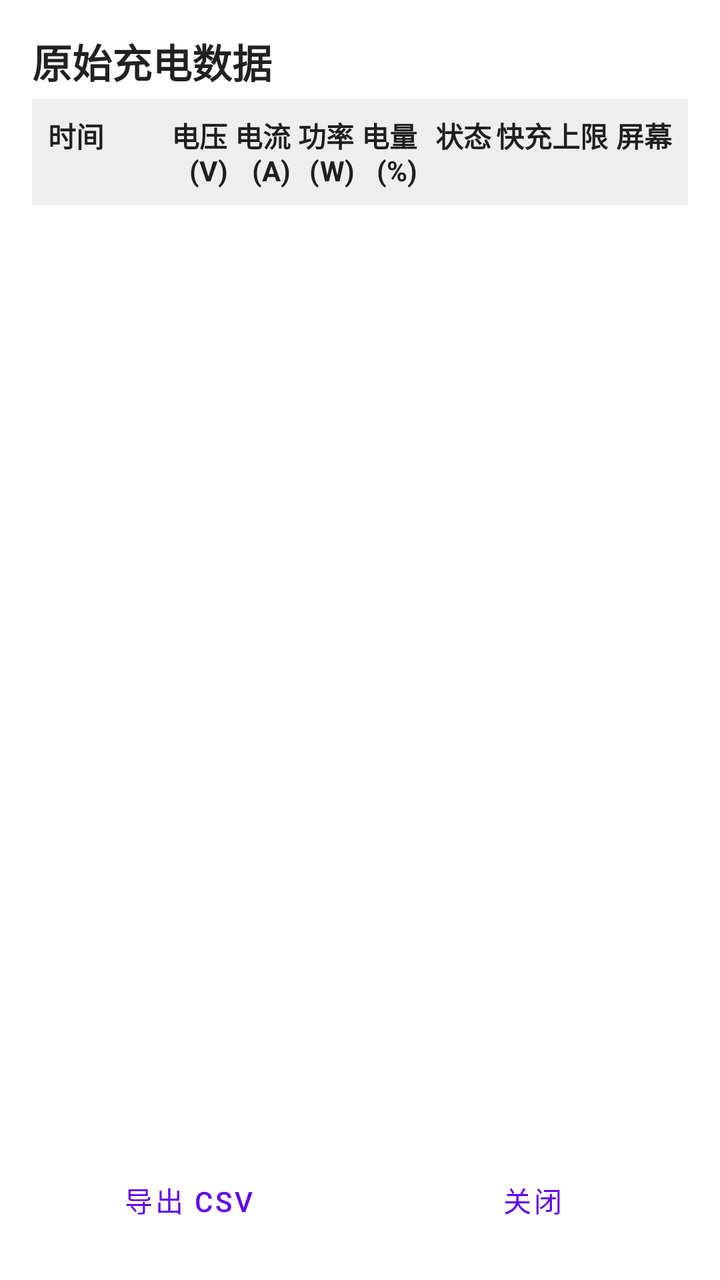
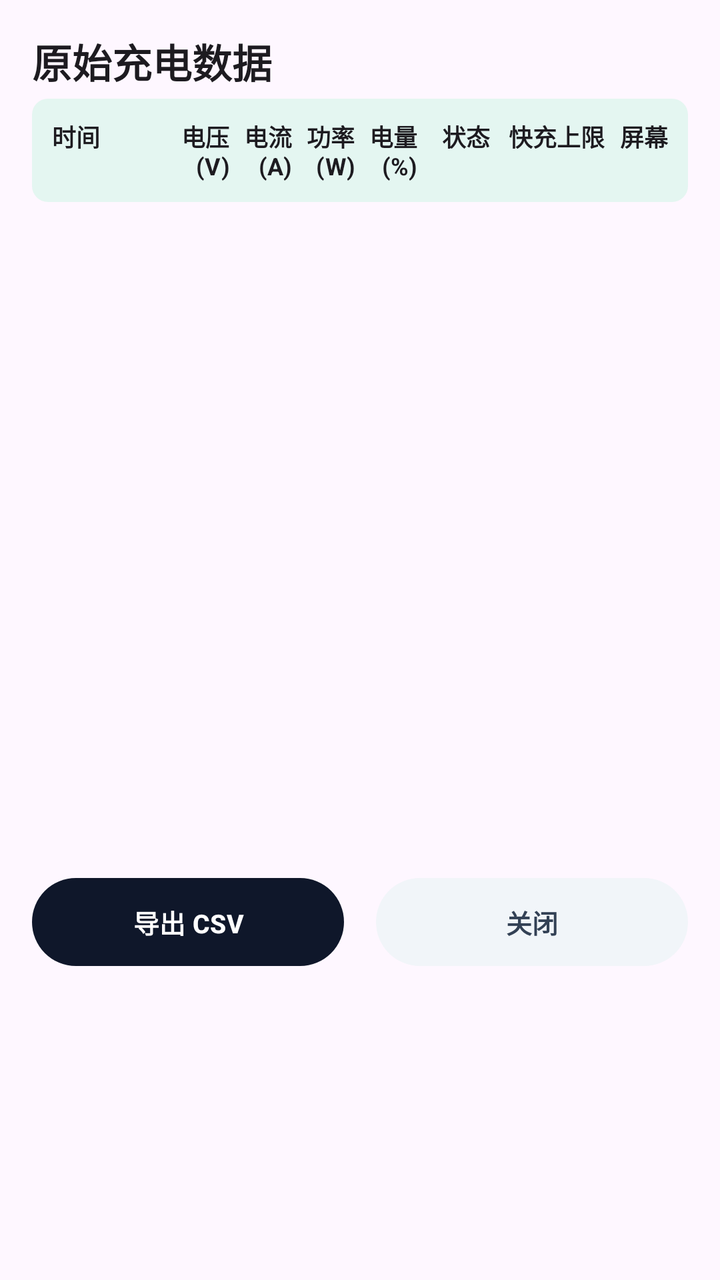

The first picture is an Android layout as it rendered before a commit; the second is the same layout after the commit. The layout source and the unified diff follow.
<!-- AndroidManifest.xml: application theme Theme.ChargeLog -->
<!-- res/layout/dialog_raw_data.xml -->
<?xml version="1.0" encoding="utf-8"?>
<LinearLayout xmlns:android="http://schemas.android.com/apk/res/android"
    android:layout_width="match_parent"
    android:layout_height="match_parent"
    android:orientation="vertical"
    android:padding="16dp">

    <TextView
        android:layout_width="match_parent"
        android:layout_height="wrap_content"
        android:text="原始充电数据"
        android:textSize="20sp"
        android:textStyle="bold"
        android:layout_marginBottom="4dp"
        android:textColor="?android:attr/textColorPrimary"/>

    <TextView
        android:id="@+id/tvRawSummary"
        android:layout_width="match_parent"
        android:layout_height="wrap_content"
        android:textSize="14sp"
        android:layout_marginBottom="12dp"
        android:textColor="?android:attr/textColorSecondary"
        android:visibility="gone"/>

    <LinearLayout
        android:layout_width="match_parent"
        android:layout_height="wrap_content"
        android:orientation="horizontal"
        android:background="#11000000"
        android:padding="8dp"
        android:layout_marginBottom="4dp">

        <TextView
            android:layout_width="0dp"
            android:layout_height="wrap_content"
            android:layout_weight="1.1"
            android:text="时间"
            android:textStyle="bold"
            android:textColor="?android:attr/textColorPrimary"/>

        <TextView
            android:layout_width="0dp"
            android:layout_height="wrap_content"
            android:layout_weight="0.6"
            android:text="电压(V)"
            android:textStyle="bold"
            android:gravity="end"
            android:textColor="?android:attr/textColorPrimary"/>

        <TextView
            android:layout_width="0dp"
            android:layout_height="wrap_content"
            android:layout_weight="0.6"
            android:text="电流(A)"
            android:textStyle="bold"
            android:gravity="end"
            android:textColor="?android:attr/textColorPrimary"/>

        <TextView
            android:layout_width="0dp"
            android:layout_height="wrap_content"
            android:layout_weight="0.6"
            android:text="功率(W)"
            android:textStyle="bold"
            android:gravity="end"
            android:textColor="?android:attr/textColorPrimary"/>

        <TextView
            android:layout_width="0dp"
            android:layout_height="wrap_content"
            android:layout_weight="0.6"
            android:text="电量(%)"
            android:textStyle="bold"
            android:gravity="end"
            android:textColor="?android:attr/textColorPrimary"/>

        <TextView
            android:layout_width="0dp"
            android:layout_height="wrap_content"
            android:layout_weight="0.7"
            android:text="@string/table_battery_status"
            android:textStyle="bold"
            android:gravity="end"
            android:textColor="?android:attr/textColorPrimary"/>

        <TextView
            android:layout_width="0dp"
            android:layout_height="wrap_content"
            android:layout_weight="1.1"
            android:text="快充上限"
            android:textStyle="bold"
            android:gravity="end"
            android:textColor="?android:attr/textColorPrimary"/>

        <TextView
            android:layout_width="0dp"
            android:layout_height="wrap_content"
            android:layout_weight="0.6"
            android:text="屏幕"
            android:textStyle="bold"
            android:gravity="end"
            android:textColor="?android:attr/textColorPrimary"/>
    </LinearLayout>

    <androidx.recyclerview.widget.RecyclerView
        android:id="@+id/rvRawData"
        android:layout_width="match_parent"
        android:layout_height="0dp"
        android:layout_weight="1" />

    <LinearLayout
        style="?android:attr/buttonBarStyle"
        android:layout_width="match_parent"
        android:layout_height="wrap_content"
        android:orientation="horizontal"
        android:layout_marginTop="12dp">

        <Button
            android:id="@+id/btnExportCSV"
            style="?android:attr/buttonBarButtonStyle"
            android:layout_width="0dp"
            android:layout_height="wrap_content"
            android:layout_weight="1"
            android:text="导出 CSV"
            android:layout_marginEnd="8dp" />

        <Button
            android:id="@+id/btnCloseDialog"
            style="?android:attr/buttonBarButtonStyle"
            android:layout_width="0dp"
            android:layout_height="wrap_content"
            android:layout_weight="1"
            android:text="关闭"
            android:layout_marginStart="8dp"/>
    </LinearLayout>
</LinearLayout>
<!-- resources referenced by this layout -->
<resources>
  <string name="table_battery_status">状态</string>
  <style name="Theme.ChargeLog" parent="Theme.MaterialComponents.DayNight.DarkActionBar">
          
          <item name="colorPrimary">@color/purple_500</item>
          <item name="colorPrimaryVariant">@color/purple_700</item>
          <item name="colorOnPrimary">@color/white</item>
          
          <item name="colorSecondary">@color/teal_200</item>
          <item name="colorSecondaryVariant">@color/teal_700</item>
          <item name="colorOnSecondary">@color/black</item>
          
          <item name="android:statusBarColor">?attr/colorPrimaryVariant</item>
          
          
          <item name="actionBarStyle">@style/Widget.ChargeLog.ActionBar</item>
          <item name="actionBarTheme">@style/ThemeOverlay.ChargeLog.ActionBar</item>
      </style>
  <color name="purple_500">#FF6200EE</color>
  <color name="purple_700">#FF3700B3</color>
  <color name="white">#FFFFFFFF</color>
  <color name="teal_200">#FF03DAC5</color>
  <color name="teal_700">#FF018786</color>
  <color name="black">#FF000000</color>
  <style name="Widget.ChargeLog.ActionBar" parent="Widget.AppCompat.ActionBar.Solid">
          <item name="background">@color/purple_500</item>
      </style>
  <style name="ThemeOverlay.ChargeLog.ActionBar" parent="ThemeOverlay.AppCompat.Dark.ActionBar">
          <item name="android:textColorPrimary">@color/white</item>
          <item name="colorOnPrimary">@color/white</item>
      </style>
</resources>

<!-- the commit's change to res/layout/dialog_raw_data.xml (unified diff, before → after) -->
@@ -1,14 +1,15 @@
 <?xml version="1.0" encoding="utf-8"?>
 <LinearLayout xmlns:android="http://schemas.android.com/apk/res/android"
+    xmlns:app="http://schemas.android.com/apk/res-auto"
     android:layout_width="match_parent"
-    android:layout_height="match_parent"
+    android:layout_height="wrap_content"
     android:orientation="vertical"
     android:padding="16dp">
 
     <TextView
         android:layout_width="match_parent"
         android:layout_height="wrap_content"
-        android:text="原始充电数据"
+        android:text="@string/raw_charging_data"
         android:textSize="20sp"
         android:textStyle="bold"
         android:layout_marginBottom="4dp"
@@ -18,7 +19,7 @@
         android:id="@+id/tvRawSummary"
         android:layout_width="match_parent"
         android:layout_height="wrap_content"
-        android:textSize="14sp"
+        android:textSize="13sp"
         android:layout_marginBottom="12dp"
         android:textColor="?android:attr/textColorSecondary"
         android:visibility="gone"/>
@@ -27,15 +28,16 @@
         android:layout_width="match_parent"
         android:layout_height="wrap_content"
         android:orientation="horizontal"
-        android:background="#11000000"
-        android:padding="8dp"
-        android:layout_marginBottom="4dp">
+        android:background="@drawable/bg_table_header"
+        android:padding="10dp"
+        android:layout_marginBottom="6dp">
 
         <TextView
             android:layout_width="0dp"
             android:layout_height="wrap_content"
             android:layout_weight="1.1"
-            android:text="时间"
+            android:text="@string/table_time"
+            android:textSize="12sp"
             android:textStyle="bold"
             android:textColor="?android:attr/textColorPrimary"/>
 
@@ -43,7 +45,8 @@
             android:layout_width="0dp"
             android:layout_height="wrap_content"
             android:layout_weight="0.6"
-            android:text="电压(V)"
+            android:text="@string/table_voltage"
+            android:textSize="12sp"
             android:textStyle="bold"
             android:gravity="end"
             android:textColor="?android:attr/textColorPrimary"/>
@@ -52,7 +55,8 @@
             android:layout_width="0dp"
             android:layout_height="wrap_content"
             android:layout_weight="0.6"
-            android:text="电流(A)"
+            android:text="@string/table_current"
+            android:textSize="12sp"
             android:textStyle="bold"
             android:gravity="end"
             android:textColor="?android:attr/textColorPrimary"/>
@@ -61,7 +65,8 @@
             android:layout_width="0dp"
             android:layout_height="wrap_content"
             android:layout_weight="0.6"
-            android:text="功率(W)"
+            android:text="@string/table_power"
+            android:textSize="12sp"
             android:textStyle="bold"
             android:gravity="end"
             android:textColor="?android:attr/textColorPrimary"/>
@@ -70,7 +75,8 @@
             android:layout_width="0dp"
             android:layout_height="wrap_content"
             android:layout_weight="0.6"
-            android:text="电量(%)"
+            android:text="@string/table_battery"
+            android:textSize="12sp"
             android:textStyle="bold"
             android:gravity="end"
             android:textColor="?android:attr/textColorPrimary"/>
@@ -80,6 +86,7 @@
             android:layout_height="wrap_content"
             android:layout_weight="0.7"
             android:text="@string/table_battery_status"
+            android:textSize="12sp"
             android:textStyle="bold"
             android:gravity="end"
             android:textColor="?android:attr/textColorPrimary"/>
@@ -88,7 +95,8 @@
             android:layout_width="0dp"
             android:layout_height="wrap_content"
             android:layout_weight="1.1"
-            android:text="快充上限"
+            android:text="@string/table_limit"
+            android:textSize="12sp"
             android:textStyle="bold"
             android:gravity="end"
             android:textColor="?android:attr/textColorPrimary"/>
@@ -97,7 +105,8 @@
             android:layout_width="0dp"
             android:layout_height="wrap_content"
             android:layout_weight="0.6"
-            android:text="屏幕"
+            android:text="@string/table_screen"
+            android:textSize="12sp"
             android:textStyle="bold"
             android:gravity="end"
             android:textColor="?android:attr/textColorPrimary"/>
@@ -106,32 +115,42 @@
     <androidx.recyclerview.widget.RecyclerView
         android:id="@+id/rvRawData"
         android:layout_width="match_parent"
-        android:layout_height="0dp"
-        android:layout_weight="1" />
+        android:layout_height="320dp" />
 
     <LinearLayout
-        style="?android:attr/buttonBarStyle"
         android:layout_width="match_parent"
         android:layout_height="wrap_content"
         android:orientation="horizontal"
         android:layout_marginTop="12dp">
 
-        <Button
+        <com.google.android.material.button.MaterialButton
             android:id="@+id/btnExportCSV"
-            style="?android:attr/buttonBarButtonStyle"
             android:layout_width="0dp"
-            android:layout_height="wrap_content"
+            android:layout_height="44dp"
             android:layout_weight="1"
-            android:text="导出 CSV"
+            android:text="@string/export_csv"
+            android:textSize="13sp"
+            android:textStyle="bold"
+            android:insetTop="0dp"
+            android:insetBottom="0dp"
+            app:cornerRadius="22dp"
+            app:backgroundTint="@color/btn_bg_obsidian"
+            android:textColor="@color/white"
             android:layout_marginEnd="8dp" />
 
-        <Button
+        <com.google.android.material.button.MaterialButton
             android:id="@+id/btnCloseDialog"
-            style="?android:attr/buttonBarButtonStyle"
             android:layout_width="0dp"
-            android:layout_height="wrap_content"
+            android:layout_height="44dp"
             android:layout_weight="1"
-            android:text="关闭"
+            android:text="@string/close"
+            android:textSize="13sp"
+            android:textStyle="bold"
+            android:insetTop="0dp"
+            android:insetBottom="0dp"
+            app:cornerRadius="22dp"
+            app:backgroundTint="@color/btn_bg_slate_light"
+            android:textColor="@color/btn_text_slate"
             android:layout_marginStart="8dp"/>
     </LinearLayout>
 </LinearLayout>
<!-- resource entries referenced after the edit -->
@@ -1,34 +1,52 @@
 <!-- resources referenced by this layout -->
 <resources>
+  <color name="btn_bg_obsidian">#0F172A</color>
+  <color name="btn_bg_slate_light">#F1F5F9</color>
+  <color name="btn_text_slate">#334155</color>
   <string name="table_battery_status">状态</string>
-  <style name="Theme.ChargeLog" parent="Theme.MaterialComponents.DayNight.DarkActionBar">
+  <string name="table_current">电流(A)</string>
+  <string name="table_limit">快充上限</string>
+  <string name="table_power">功率(W)</string>
+  <string name="table_screen">屏幕</string>
+  <string name="table_time">时间</string>
+  <string name="table_voltage">电压(V)</string>
+  <style name="Theme.ChargeLog" parent="Theme.Material3.DayNight.NoActionBar">
           
-          <item name="colorPrimary">@color/purple_500</item>
-          <item name="colorPrimaryVariant">@color/purple_700</item>
+          <item name="colorPrimary">@color/color_primary</item>
           <item name="colorOnPrimary">@color/white</item>
           
-          <item name="colorSecondary">@color/teal_200</item>
-          <item name="colorSecondaryVariant">@color/teal_700</item>
-          <item name="colorOnSecondary">@color/black</item>
-          
-          <item name="android:statusBarColor">?attr/colorPrimaryVariant</item>
-          
-          
-          <item name="actionBarStyle">@style/Widget.ChargeLog.ActionBar</item>
-          <item name="actionBarTheme">@style/ThemeOverlay.ChargeLog.ActionBar</item>
+          <item name="android:statusBarColor">?attr/colorSurface</item>
+          <item name="android:windowLightStatusBar">true</item>
+          <item name="android:navigationBarColor">?attr/colorSurface</item>
+          <item name="android:windowLightNavigationBar">true</item>
+          <item name="materialAlertDialogTheme">@style/ThemeOverlay.ChargeLog.MaterialAlertDialog</item>
+          <item name="android:windowAnimationStyle">@style/Animation.ChargeLog.Activity</item>
       </style>
-  <color name="purple_500">#FF6200EE</color>
-  <color name="purple_700">#FF3700B3</color>
-  <color name="white">#FFFFFFFF</color>
-  <color name="teal_200">#FF03DAC5</color>
-  <color name="teal_700">#FF018786</color>
-  <color name="black">#FF000000</color>
-  <style name="Widget.ChargeLog.ActionBar" parent="Widget.AppCompat.ActionBar.Solid">
-          <item name="background">@color/purple_500</item>
+  <color name="color_primary">#0F172A</color>
+  <style name="ThemeOverlay.ChargeLog.MaterialAlertDialog" parent="ThemeOverlay.Material3.MaterialAlertDialog">
+          <item name="android:windowAnimationStyle">@style/Animation.ChargeLog.Dialog</item>
       </style>
-  <style name="ThemeOverlay.ChargeLog.ActionBar" parent="ThemeOverlay.AppCompat.Dark.ActionBar">
-          <item name="android:textColorPrimary">@color/white</item>
-          <item name="colorOnPrimary">@color/white</item>
+  <style name="Animation.ChargeLog.Activity" parent="@android:style/Animation.Activity">
+          <item name="android:activityOpenEnterAnimation">@anim/activity_enter</item>
+          <item name="android:activityOpenExitAnimation">@anim/activity_exit</item>
+          <item name="android:activityCloseEnterAnimation">@anim/activity_enter</item>
+          <item name="android:activityCloseExitAnimation">@anim/activity_exit</item>
       </style>
+  <style name="Animation.ChargeLog.Dialog" parent="@android:style/Animation.Dialog">
+          <item name="android:windowEnterAnimation">@anim/dialog_enter</item>
+          <item name="android:windowExitAnimation">@anim/dialog_exit</item>
+      </style>
+  <color name="white">#FFFFFF</color>
+  <!-- drawable bg_table_header (drawable) -->
+  <?xml version="1.0" encoding="utf-8"?>
+  <shape xmlns:android="http://schemas.android.com/apk/res/android"
+      android:shape="rectangle">
+      <corners android:radius="8dp" />
+      <solid android:color="#1A00E676" />
+  </shape>
+  <string name="close">关闭</string>
+  <string name="export_csv">导出 CSV</string>
+  <string name="raw_charging_data">原始充电数据</string>
+  <string name="table_battery">电量(%)</string>
 </resources>
 
